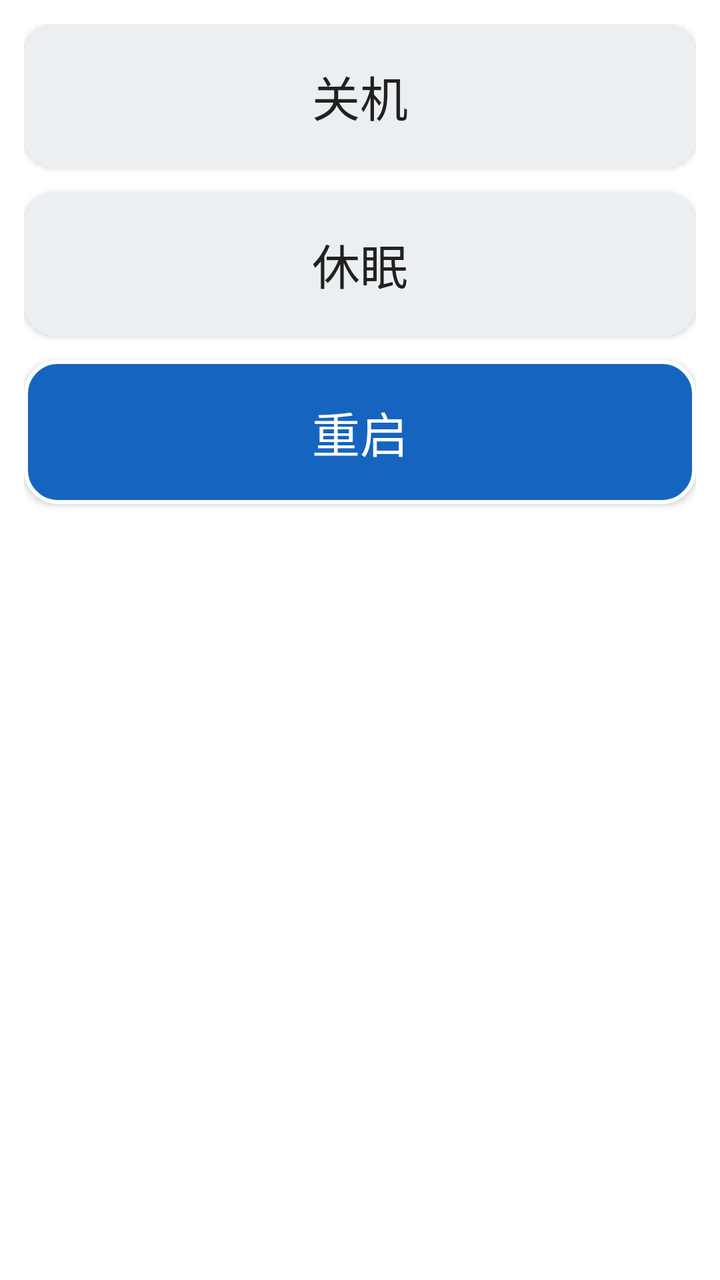
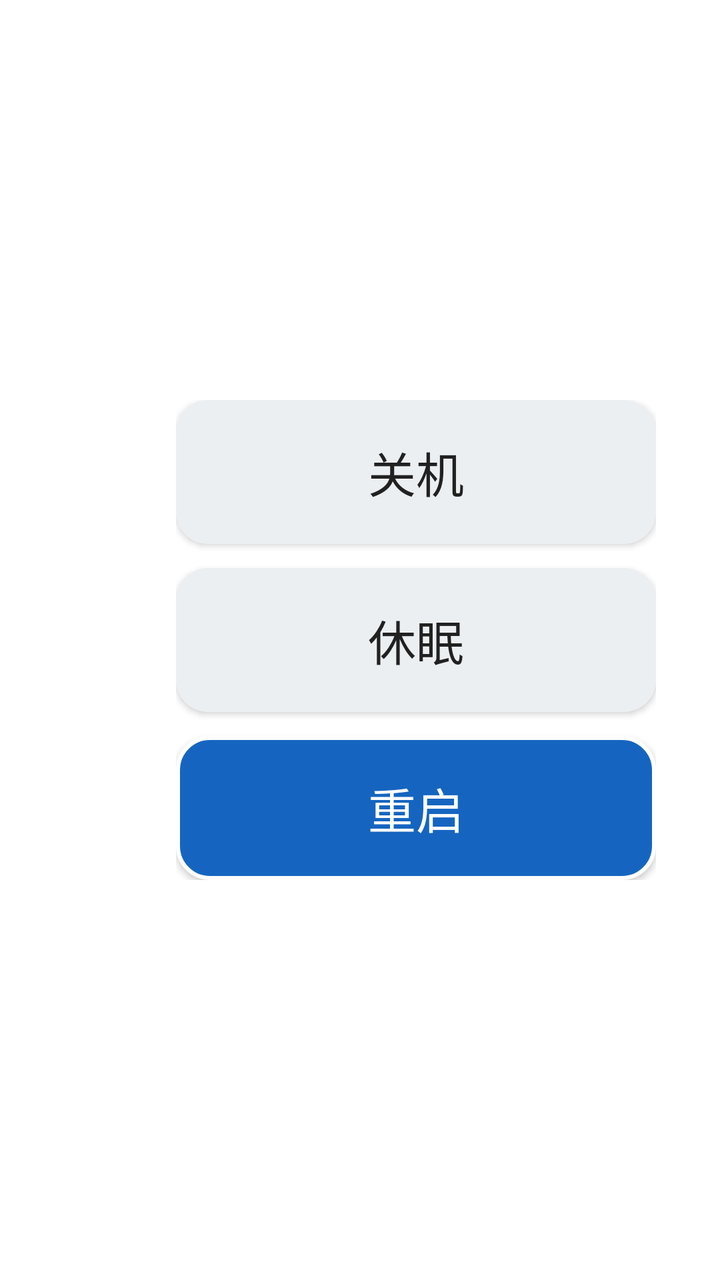

Before-and-after screenshots of an Android layout around one commit, followed by the original layout XML and the change that was made.
<!-- AndroidManifest.xml: application theme Theme.TvPower -->
<!-- res/layout/activity_main.xml -->
<?xml version="1.0" encoding="utf-8"?>
<LinearLayout xmlns:android="http://schemas.android.com/apk/res/android"
    android:layout_width="240dp"
    android:layout_height="wrap_content"
    android:orientation="vertical"
    android:gravity="center_horizontal"
    android:padding="12dp">

    
    <Button
        android:id="@+id/btnShutdown"
        android:layout_width="match_parent"
        android:layout_height="72dp"
        android:text="@string/btn_shutdown"
        android:textSize="24sp"
        android:background="@drawable/btn_tv_bg"
        android:textColor="@color/btn_tv_text"
        android:focusable="true"
        android:focusableInTouchMode="true"
        android:nextFocusDown="@id/btnSleep" />

    
    <Button
        android:id="@+id/btnSleep"
        android:layout_width="match_parent"
        android:layout_height="72dp"
        android:layout_marginTop="12dp"
        android:text="@string/btn_sleep"
        android:textSize="24sp"
        android:background="@drawable/btn_tv_bg"
        android:textColor="@color/btn_tv_text"
        android:focusable="true"
        android:focusableInTouchMode="true"
        android:nextFocusUp="@id/btnShutdown"
        android:nextFocusDown="@id/btnReboot" />

    
    <Button
        android:id="@+id/btnReboot"
        android:layout_width="match_parent"
        android:layout_height="72dp"
        android:layout_marginTop="12dp"
        android:text="@string/btn_reboot"
        android:textSize="24sp"
        android:background="@drawable/btn_tv_bg"
        android:textColor="@color/btn_tv_text"
        android:focusable="true"
        android:focusableInTouchMode="true"
        android:nextFocusUp="@id/btnSleep">

        <requestFocus />
    </Button>

</LinearLayout>
<!-- resources referenced by this layout -->
<resources>
  <!-- drawable btn_tv_bg (drawable) -->
  <?xml version="1.0" encoding="utf-8"?>
  <selector xmlns:android="http://schemas.android.com/apk/res/android">
  
      
      <item android:state_focused="true">
          <shape android:shape="rectangle">
              <solid android:color="#1565C0" />
              <corners android:radius="16dp" />
              <stroke android:width="2dp" android:color="#FFFFFF" />
          </shape>
      </item>
  
      
      <item android:state_pressed="true">
          <shape android:shape="rectangle">
              <solid android:color="#0D47A1" />
              <corners android:radius="16dp" />
          </shape>
      </item>
  
      
      <item>
          <shape android:shape="rectangle">
              <solid android:color="#ECEFF1" />
              <corners android:radius="16dp" />
          </shape>
      </item>
  
  </selector>
  <string name="btn_reboot">重启</string>
  <string name="btn_shutdown">关机</string>
  <string name="btn_sleep">休眠</string>
  <style name="Theme.TvPower" parent="Theme.AppCompat.Light.NoActionBar">
  
          
          <item name="android:windowIsFloating">true</item>
          <item name="android:windowIsTranslucent">true</item>
  
          
          <item name="android:windowBackground">@android:color/transparent</item>
          <item name="android:colorBackground">@android:color/transparent</item>
  
          <item name="android:windowNoTitle">true</item>
  
          
          <item name="android:backgroundDimEnabled">false</item>
          <item name="android:windowShowWallpaper">false</item>
  
          
          <item name="android:windowFrame">@null</item>
  
          
          <item name="android:windowMinWidthMajor">0%</item>
          <item name="android:windowMinWidthMinor">0%</item>
  
          
          <item name="android:windowSplashScreenBackground" tools:targetApi="31">@android:color/transparent</item>
      </style>
</resources>

<!-- the commit's change to res/layout/activity_main.xml (unified diff, before → after) -->
@@ -1,54 +1,62 @@
 <?xml version="1.0" encoding="utf-8"?>
 <LinearLayout xmlns:android="http://schemas.android.com/apk/res/android"
-    android:layout_width="240dp"
-    android:layout_height="wrap_content"
+    android:layout_width="match_parent"
+    android:layout_height="match_parent"
     android:orientation="vertical"
-    android:gravity="center_horizontal"
-    android:padding="12dp">
+    android:gravity="center_vertical|end"
+    android:padding="32dp">
 
     
-    <Button
-        android:id="@+id/btnShutdown"
-        android:layout_width="match_parent"
-        android:layout_height="72dp"
-        android:text="@string/btn_shutdown"
-        android:textSize="24sp"
-        android:background="@drawable/btn_tv_bg"
-        android:textColor="@color/btn_tv_text"
-        android:focusable="true"
-        android:focusableInTouchMode="true"
-        android:nextFocusDown="@id/btnSleep" />
+    <LinearLayout
+        android:layout_width="240dp"
+        android:layout_height="wrap_content"
+        android:orientation="vertical">
 
-    
-    <Button
-        android:id="@+id/btnSleep"
-        android:layout_width="match_parent"
-        android:layout_height="72dp"
-        android:layout_marginTop="12dp"
-        android:text="@string/btn_sleep"
-        android:textSize="24sp"
-        android:background="@drawable/btn_tv_bg"
-        android:textColor="@color/btn_tv_text"
-        android:focusable="true"
-        android:focusableInTouchMode="true"
-        android:nextFocusUp="@id/btnShutdown"
-        android:nextFocusDown="@id/btnReboot" />
+        
+        <Button
+            android:id="@+id/btnShutdown"
+            android:layout_width="match_parent"
+            android:layout_height="72dp"
+            android:text="@string/btn_shutdown"
+            android:textSize="24sp"
+            android:background="@drawable/btn_tv_bg"
+            android:textColor="@color/btn_tv_text"
+            android:focusable="true"
+            android:focusableInTouchMode="true"
+            android:nextFocusDown="@id/btnSleep" />
 
-    
-    <Button
-        android:id="@+id/btnReboot"
-        android:layout_width="match_parent"
-        android:layout_height="72dp"
-        android:layout_marginTop="12dp"
-        android:text="@string/btn_reboot"
-        android:textSize="24sp"
-        android:background="@drawable/btn_tv_bg"
-        android:textColor="@color/btn_tv_text"
-        android:focusable="true"
-        android:focusableInTouchMode="true"
-        android:nextFocusUp="@id/btnSleep">
+        
+        <Button
+            android:id="@+id/btnSleep"
+            android:layout_width="match_parent"
+            android:layout_height="72dp"
+            android:layout_marginTop="12dp"
+            android:text="@string/btn_sleep"
+            android:textSize="24sp"
+            android:background="@drawable/btn_tv_bg"
+            android:textColor="@color/btn_tv_text"
+            android:focusable="true"
+            android:focusableInTouchMode="true"
+            android:nextFocusUp="@id/btnShutdown"
+            android:nextFocusDown="@id/btnReboot" />
 
-        <requestFocus />
-    </Button>
+        
+        <Button
+            android:id="@+id/btnReboot"
+            android:layout_width="match_parent"
+            android:layout_height="72dp"
+            android:layout_marginTop="12dp"
+            android:text="@string/btn_reboot"
+            android:textSize="24sp"
+            android:background="@drawable/btn_tv_bg"
+            android:textColor="@color/btn_tv_text"
+            android:focusable="true"
+            android:focusableInTouchMode="true"
+            android:nextFocusUp="@id/btnSleep">
+
+            <requestFocus />
+        </Button>
+
+    </LinearLayout>
 
 </LinearLayout>
<!-- resource entries referenced after the edit -->
@@ -36,10 +36,9 @@
   <style name="Theme.TvPower" parent="Theme.AppCompat.Light.NoActionBar">
   
           
-          <item name="android:windowIsFloating">true</item>
+          <item name="android:windowIsFloating">false</item>
           <item name="android:windowIsTranslucent">true</item>
   
-          
           <item name="android:windowBackground">@android:color/transparent</item>
           <item name="android:colorBackground">@android:color/transparent</item>
   
@@ -50,13 +49,6 @@
           <item name="android:windowShowWallpaper">false</item>
   
           
-          <item name="android:windowFrame">@null</item>
-  
-          
-          <item name="android:windowMinWidthMajor">0%</item>
-          <item name="android:windowMinWidthMinor">0%</item>
-  
-          
           <item name="android:windowSplashScreenBackground" tools:targetApi="31">@android:color/transparent</item>
       </style>
 </resources>
